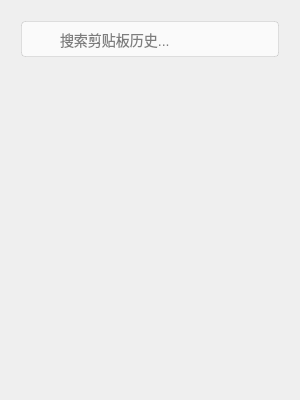
First picture: the form in clipboard_history.ui, repository hongzhe12/NiceBoard, before the edit.
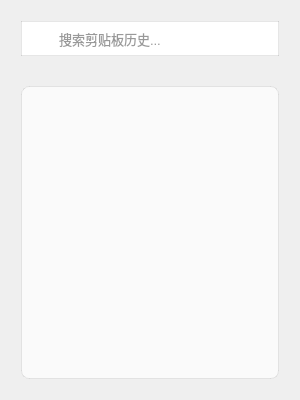
Second picture: the form after the edit. Icons and pictures are not drawn.

Commit message: update：样式

The edit to the form file:
```diff
--- a/clipboard_history.ui
+++ b/clipboard_history.ui
@@ -26,73 +26,76 @@
    <string>剪贴板历史记录</string>
   </property>
   <property name="styleSheet">
-   <string notr="true">/* 主窗口样式 - Windows 11 亚克力效果 */
+   <string notr="true">/* 主窗口样式 - 改进的亚克力毛玻璃效果 */
 SimpleClipboardHistory {
-    background: rgba(243, 243, 243, 0.85);  /* 半透明背景 */
-    border-radius: 8px;
-    border: 1px solid rgba(255, 255, 255, 0.2);
+    background: rgba(245, 245, 245, 0.85);  /* 提高不透明度 */
+    border-radius: 12px;
+    border: 1px solid rgba(255, 255, 255, 0.6);
     padding: 0;
-    
-    /* 亚克力模糊效果 (需要代码中启用) */
-    backdrop-filter: blur(12px);
-    -webkit-backdrop-filter: blur(12px);
+    backdrop-filter: blur(15px);
+    box-shadow: 0 8px 32px rgba(0, 0, 0, 0.15);
 }
 
 /* 标题栏样式 */
 QWidget#header {
     height: 40px;
-    background: transparent;
-    border-top-left-radius: 8px;
-    border-top-right-radius: 8px;
-    padding-left: 12px;
-    border-bottom: 1px solid rgba(0, 0, 0, 0.05);
+    background: rgba(255, 255, 255, 0.7);
+    border-top-left-radius: 12px;
+    border-top-right-radius: 12px;
+    padding-left: 15px;
+    border-bottom: 1px solid rgba(0, 0, 0, 0.08);
 }
 
 /* 标题文本 */
 QLabel#title_label {
-    font-family: &quot;Segoe UI Variable Display&quot;, sans-serif;
+    font-family: &quot;Segoe UI&quot;, &quot;Microsoft YaHei&quot;, sans-serif;
     font-size: 14px;
     font-weight: 600;
-    color: #000000;
+    color: #333333;  /* 改为深色文字 */
+    text-shadow: 0 1px 1px rgba(255, 255, 255, 0.8);
 }
 
-/* 搜索框 - Windows 11 风格 */
+/* 搜索框 - 改进的可读性 */
 QLineEdit#search_box {
     border: 1px solid rgba(0, 0, 0, 0.1);
-    border-radius: 4px;
-    padding: 8px 12px 8px 36px;
+    border-radius: 18px;
+    padding: 8px 15px 8px 35px;
     margin: 12px;
-    font-size: 14px;
-    background: white url(:/icons/search.svg) no-repeat 12px center;
-    background-color: rgba(255, 255, 255, 0.7);
-    color: #000000;
+    font-size: 13px;
+    background: rgba(255, 255, 255, 0.7) url(:/icons/search.svg) no-repeat 12px center;
+    color: #333333;  /* 深色文字 */
     selection-background-color: #0078D4;
     selection-color: white;
 }
 
+QLineEdit#search_box::placeholder {
+    color: rgba(0, 0, 0, 0.4);  /* 更明显的占位符 */
+}
+
 QLineEdit#search_box:focus {
     border: 1px solid #0078D4;
     background-color: rgba(255, 255, 255, 0.9);
 }
 
-/* 历史列表 - 亚克力卡片效果 */
+/* 历史列表 - 提高对比度 */
 QListWidget#history_list {
-    background: transparent;
-    border: none;
-    padding: 0 12px 12px 12px;
+    background: rgba(255, 255, 255, 0.7);
+    border: 1px solid rgba(0, 0, 0, 0.08);
+    border-radius: 8px;
+    padding: 0;
     outline: none;
-    font-size: 14px;
+    font-size: 13px;
+    margin: 12px;
+    color: #333333;  /* 深色文字 */
 }
 
-/* 列表项 - Windows 11 卡片样式 */
+/* 列表项 */
 QListWidget#history_list::item {
-    height: 48px;
-    padding: 8px 12px;
-    margin-bottom: 8px;
-    background: rgba(255, 255, 255, 0.6);
-    border-radius: 4px;
-    border: 1px solid rgba(0, 0, 0, 0.05);
-    color: #000000;
+    height: 40px;
+    padding: 8px 15px;
+    background: transparent;
+    border-bottom: 1px solid rgba(0, 0, 0, 0.05);
+    color: #333333;  /* 深色文字 */
 }
 
 /* 悬停效果 */
@@ -103,61 +106,100 @@
 
 /* 选中效果 */
 QListWidget#history_list::item:selected {
-    background: rgba(0, 120, 212, 0.2);
-    border: 1px solid rgba(0, 120, 212, 0.3);
+    background: #0078D4;
+    color: white;
+    border-radius: 4px;
 }
 
-/* 按钮 - Windows 11 风格 */
+/* 按钮 - 提高可见性 */
 QPushButton#toggle_btn {
     background: rgba(0, 120, 212, 0.9);
     color: white;
-    border: none;
-    border-radius: 4px;
+    border: 1px solid rgba(0, 0, 0, 0.1);
+    border-radius: 8px;
     padding: 8px 16px;
-    margin: 0 12px 12px 12px;
-    font-family: &quot;Segoe UI Variable Text&quot;, sans-serif;
-    font-size: 14px;
+    margin: 12px;
+    font-family: &quot;Segoe UI&quot;, &quot;Microsoft YaHei&quot;, sans-serif;
+    font-size: 13px;
     min-height: 32px;
 }
 
-/* 悬停效果 */
 QPushButton#toggle_btn:hover {
     background: rgba(0, 120, 212, 1.0);
 }
 
-/* 按下效果 */
 QPushButton#toggle_btn:pressed {
     background: rgba(0, 90, 158, 0.9);
 }
 
-/* 滚动条 - Windows 11 风格 */
+/* ================= 垂直滚动条 ================= */
 QScrollBar:vertical {
-    width: 8px;
-    background: transparent;
-    margin-right: 2px;
+    border: none;
+    background: rgba(0, 0, 0, 0.05);  /* 非常淡的背景 */
+    width: 10px;  /* 滚动条宽度 */
+    margin: 2px;
+    border-radius: 0;
 }
 
 QScrollBar::handle:vertical {
-    background: rgba(0, 0, 0, 0.2);
-    border-radius: 4px;
-    min-height: 30px;
+    background: rgba(0, 0, 0, 0.2);  /* 半透明灰色 */
+    min-height: 30px;  /* 最小高度 */
+    border-radius: 5px;
+    margin: 2px;
 }
 
 QScrollBar::handle:vertical:hover {
+    background: rgba(0, 0, 0, 0.3);  /* 悬停时加深 */
+}
+
+QScrollBar::add-line:vertical, 
+QScrollBar::sub-line:vertical {
+    height: 0px;  /* 隐藏上下箭头区域 */
+    background: none;
+}
+
+QScrollBar::add-page:vertical, 
+QScrollBar::sub-page:vertical {
+    background: none;  /* 滚动条背景以外的区域透明 */
+}
+
+/* ================= 水平滚动条 ================= */
+QScrollBar:horizontal {
+    border: none;
+    background: rgba(0, 0, 0, 0.05);
+    height: 10px;  /* 滚动条高度 */
+    margin: 2px;
+    border-radius: 0;
+}
+
+QScrollBar::handle:horizontal {
+    background: rgba(0, 0, 0, 0.2);
+    min-width: 30px;  /* 最小宽度 */
+    border-radius: 5px;
+    margin: 2px;
+}
+
+QScrollBar::handle:horizontal:hover {
     background: rgba(0, 0, 0, 0.3);
 }
 
-QScrollBar::add-line:vertical, QScrollBar::sub-line:vertical {
-    height: 0;
+QScrollBar::add-line:horizontal, 
+QScrollBar::sub-line:horizontal {
+    width: 0px;  /* 隐藏左右箭头区域 */
     background: none;
 }
 
-/* 窗口阴影效果 (需要在代码中实现) */
-QGraphicsEffect#window_shadow {
-    color: rgba(0, 0, 0, 0.1);
-    blur-radius: 16px;
-    offset: 0 4px;
-}</string>
+QScrollBar::add-page:horizontal, 
+QScrollBar::sub-page:horizontal {
+    background: none;
+}
+
+/* ================= 滚动条角部 ================= */
+QScrollCorner {
+    background: rgba(0, 0, 0, 0.05);  /* 与滚动条背景一致 */
+}
+
+</string>
   </property>
   <widget class="QWidget" name="centralwidget">
    <layout class="QGridLayout" name="gridLayout">
```
Left out of the diff: 4 changed lines with no effect on the pictures. The commit also changes 5 other files.
